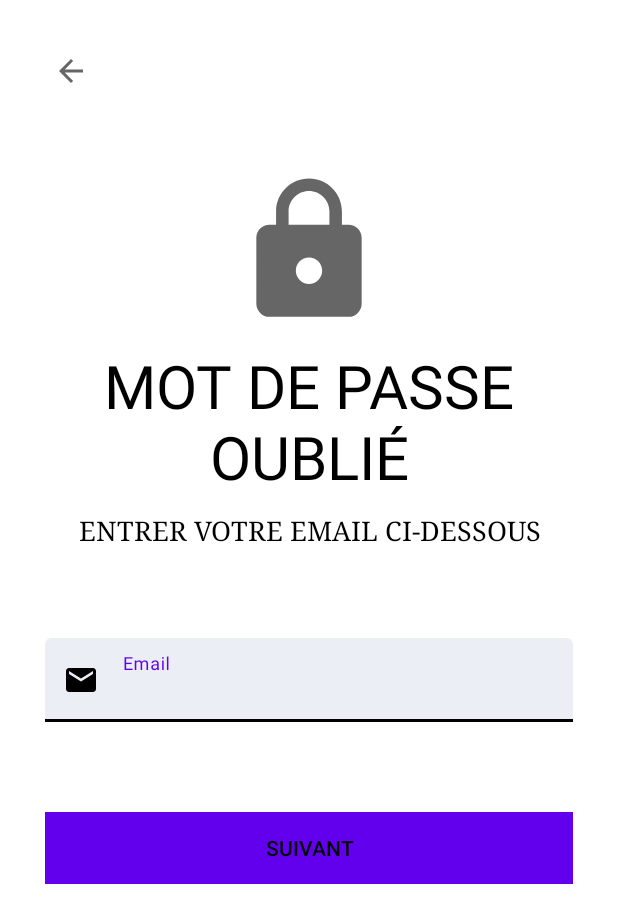
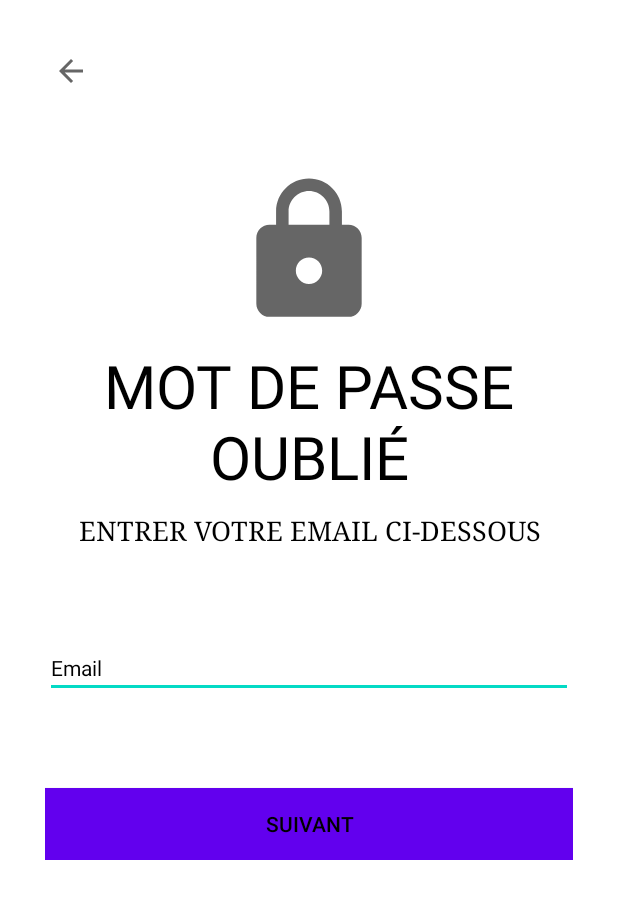
Before and after one commit to AlexisDieu/MobileJustDogIt, an Android app: the layout mdp_oublie_activite.xml on its own in the app's theme, with its tools: preview values and no code run, on a phone screen of 412 x 824 dp. Shown: the top 923 px of the screen. Run offline under Robolectric (Android 15) with nearby library versions, the phone set to English and light mode, and no system bars.

Commit message:
Mot de passe oublie + changer

```diff
--- a/app/build.gradle
+++ b/app/build.gradle
@@ -34,6 +34,8 @@ dependencies {
     implementation 'androidx.navigation:navigation-ui:2.1.0'
     implementation 'androidx.lifecycle:lifecycle-extensions:2.1.0'
     testImplementation 'junit:junit:4.12'
+    implementation 'com.google.android.material:material:1.2.1'
+
     androidTestImplementation 'androidx.test.ext:junit:1.1.2'
     androidTestImplementation 'androidx.test.espresso:espresso-core:3.3.0'
 
--- a/app/src/main/AndroidManifest.xml
+++ b/app/src/main/AndroidManifest.xml
@@ -18,6 +18,9 @@
                 <category android:name="android.intent.category.LAUNCHER" />
             </intent-filter>
         </activity>
+        <activity android:name=".mdpoublie"/>
+        <activity android:name=".ChangePassword"/>
+        <activity android:name=".ConfirmPassword"/>
     </application>
 
 </manifest>
--- a/app/src/main/java/com/helha/mobilejustdogit/NavigationActivity.java
+++ b/app/src/main/java/com/helha/mobilejustdogit/NavigationActivity.java
@@ -33,7 +33,7 @@ public class NavigationActivity extends AppCompatActivity {
         fab.setOnClickListener(new View.OnClickListener() {
             @Override
             public void onClick(View view) {
-                Snackbar.make(view, "Replace with your own action", Snackbar.LENGTH_LONG)
+                Snackbar.make(view, "Action", Snackbar.LENGTH_LONG)
                         .setAction("Action", null).show();
             }
         });
--- a/app/src/main/res/layout/mdp_oublie_activite.xml
+++ b/app/src/main/res/layout/mdp_oublie_activite.xml
@@ -1,8 +1,8 @@
 <?xml version="1.0" encoding="utf-8"?>
 <ScrollView xmlns:android="http://schemas.android.com/apk/res/android"
+    xmlns:app="http://schemas.android.com/apk/res-auto"
     android:layout_width="match_parent"
     android:layout_height="match_parent"
-    xmlns:app="http://schemas.android.com/apk/res-auto"
     android:background="@color/white"
     android:padding="30dp">
 
@@ -12,10 +12,11 @@
         android:orientation="vertical">
 
         <ImageView
+            android:id="@+id/back_mdpOublie"
             android:layout_width="wrap_content"
             android:layout_height="wrap_content"
-            android:src="@drawable/back_icon"
-            android:padding="5dp"/>
+            android:padding="5dp"
+            android:src="@drawable/back_icon" />
 
         <ImageView
             android:layout_width="128dp"
@@ -27,61 +28,56 @@
         <TextView
             android:layout_width="wrap_content"
             android:layout_height="wrap_content"
-            android:text="Mot de passe oublié"
-            android:textColor="@color/black"
-            android:textSize="40sp"
-            android:textAllCaps="true"
-            android:textAlignment="center"
+            android:layout_gravity="center"
             android:layout_marginTop="10dp"
             android:gravity="center"
-            android:layout_gravity="center"/>
+            android:text="Mot de passe oublié"
+            android:textAlignment="center"
+            android:textAllCaps="true"
+            android:textColor="@color/black"
+            android:textSize="40sp" />
 
         <TextView
             android:layout_width="wrap_content"
             android:layout_height="wrap_content"
+            android:layout_gravity="center"
+            android:layout_marginTop="10dp"
+            android:fontFamily="serif"
+            android:gravity="center"
             android:text="Entrer votre email ci-dessous"
+            android:textAlignment="center"
+            android:textAllCaps="true"
             android:textColor="@color/black"
-            android:textSize="18sp"
-            android:fontFamily="serif"
-            android:textAllCaps="true"
-            android:textAlignment="center"
-            android:layout_marginTop="10dp"
-            android:gravity="center"
-            android:layout_gravity="center"/>
+            android:textSize="18sp" />
 
-        <com.google.android.material.textfield.TextInputLayout
+        <EditText
+            android:id="@+id/Mdp_oublie_email"
+            style="@style/Widget.MaterialComponents.TextInputLayout.FilledBox"
             android:layout_width="match_parent"
             android:layout_height="wrap_content"
             android:layout_marginTop="60dp"
-            style="@style/Widget.MaterialComponents.TextInputLayout.FilledBox"
+            android:hint="Email"
+            android:textColorHint="@color/black"
             app:boxBackgroundColor="@color/lightwhite"
             app:boxStrokeColor="@color/black"
             app:boxStrokeWidthFocused="2dp"
-            android:hint="Email"
-            app:startIconDrawable="@drawable/email_icon"
-            app:startIconTint="@color/black"
             app:endIconMode="clear_text"
             app:endIconTint="@color/black"
-            android:textColorHint="@color/black">
-
-            <com.google.android.material.textfield.TextInputEditText
-                android:layout_width="match_parent"
-                android:layout_height="wrap_content"
-                android:textColor="@color/black"/>
+            app:startIconDrawable="@drawable/email_icon"
+            app:startIconTint="@color/black">
 
 
-        </com.google.android.material.textfield.TextInputLayout>
+        </EditText>
 
         <Button
+            android:id="@+id/btn_suivant"
             android:layout_width="match_parent"
             android:layout_height="wrap_content"
+            android:layout_gravity="center"
+            android:layout_marginTop="60dp"
+            android:background="@color/design_default_color_primary"
             android:text="Suivant"
-            android:background="@color/design_default_color_primary"
-            android:textColor="@color/black"
-            android:layout_marginTop="60dp"
-            android:layout_gravity="center"/>
-
-
+            android:textColor="@color/black" />
 
 
     </LinearLayout>
--- a/app/src/main/res/mipmap-xxhdpi/valid_round.xml
+++ /dev/null
@@ -1,5 +0,0 @@
-<?xml version="1.0" encoding="utf-8"?>
-<adaptive-icon xmlns:android="http://schemas.android.com/apk/res/android">
-    <background android:drawable="@color/valid_background"/>
-    <foreground android:drawable="@drawable/valid_foreground"/>
-</adaptive-icon>
```
Also changed, not shown: app/src/main/java/com/helha/mobilejustdogit/ChangePassword.java (added, +39 -0 lines), app/src/main/java/com/helha/mobilejustdogit/ConfirmPassword.java (added, +34 -0 lines), app/src/main/java/com/helha/mobilejustdogit/LoginFragment.java (+27 -0 lines), app/src/main/java/com/helha/mobilejustdogit/mdpoublie.java (added, +60 -0 lines), app/src/main/res/layout/fragment_login.xml (+15 -4 lines), app/src/main/res/layout/mdp_change.xml (+1 -6 lines), app/src/main/res/layout/new_mdp.xml (+7 -18 lines), app/src/main/res/mipmap-xxhdpi/valid_round.png.
